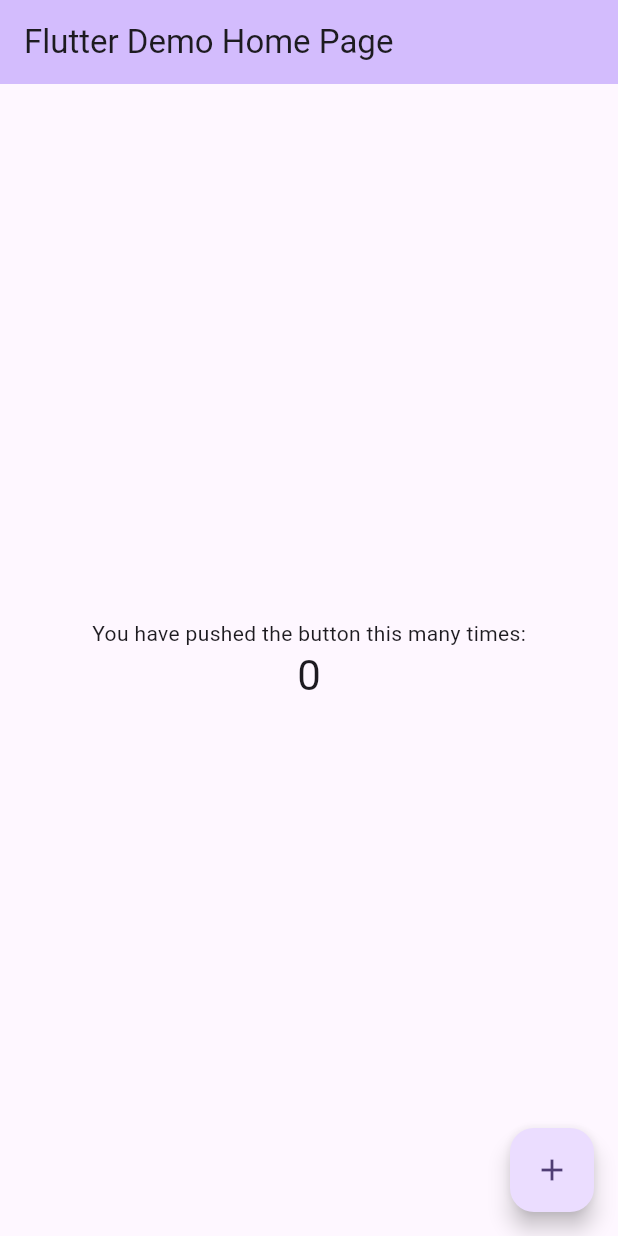
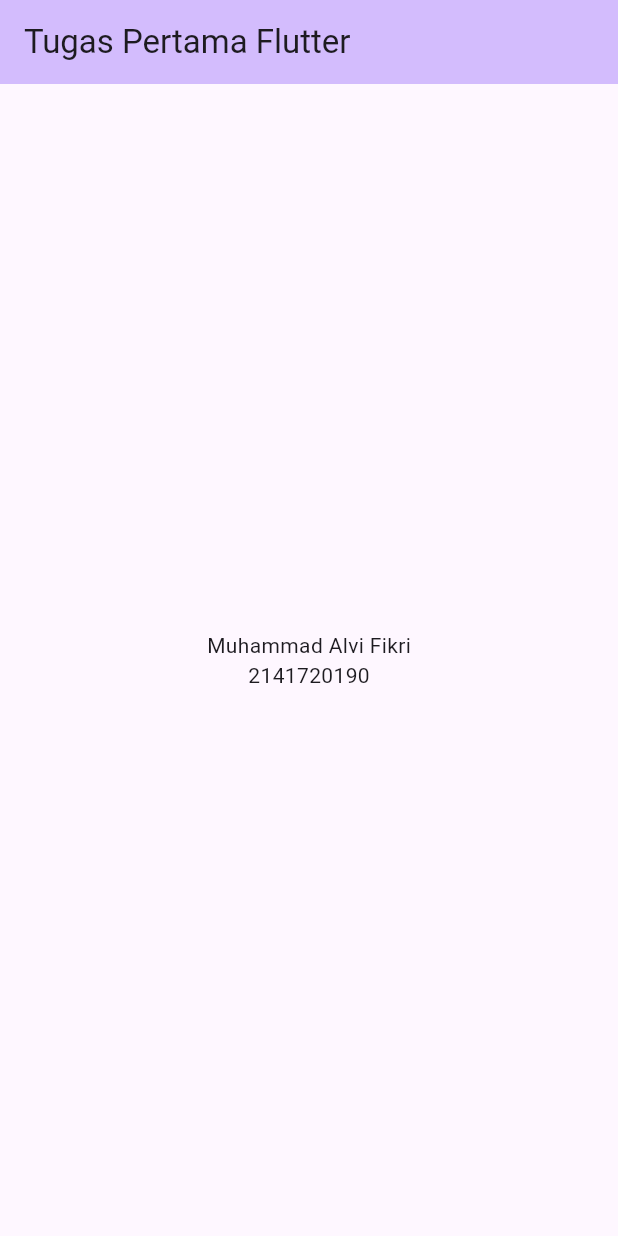
Before and after one commit to percyfikri/laravel_hello_world, a Flutter app: the screen it shows after launch, on a phone screen of 412 x 824 dp. Run offline on Flutter 3.47's test engine with Material 2 defaults, Android fonts, the light colour scheme and no system bars.

Commit message:
Edit Display to Name and NIM

```diff
--- a/lib/main.dart
+++ b/lib/main.dart
@@ -31,7 +31,7 @@
         colorScheme: ColorScheme.fromSeed(seedColor: Colors.deepPurple),
         useMaterial3: true,
       ),
-      home: const MyHomePage(title: 'Flutter Demo Home Page'),
+      home: const MyHomePage(title: 'Tugas Pertama Flutter'),
     );
   }
 }
@@ -106,20 +106,23 @@
           mainAxisAlignment: MainAxisAlignment.center,
           children: <Widget>[
             const Text(
-              'You have pushed the button this many times:',
+              'Muhammad Alvi Fikri',
             ),
             Text(
-              '$_counter',
-              style: Theme.of(context).textTheme.headlineMedium,
+              '2141720190',
             ),
+            // Text(
+            //   '$_counter',
+            //   style: Theme.of(context).textTheme.headlineMedium,
+            // ),
           ],
         ),
       ),
-      floatingActionButton: FloatingActionButton(
-        onPressed: _incrementCounter,
-        tooltip: 'Increment',
-        child: const Icon(Icons.add),
-      ), // This trailing comma makes auto-formatting nicer for build methods.
+      // floatingActionButton: FloatingActionButton(
+      //   onPressed: _incrementCounter,
+      //   tooltip: 'Increment',
+      //   child: const Icon(Icons.add),
+      // ), // This trailing comma makes auto-formatting nicer for build methods.
     );
   }
 }
```
